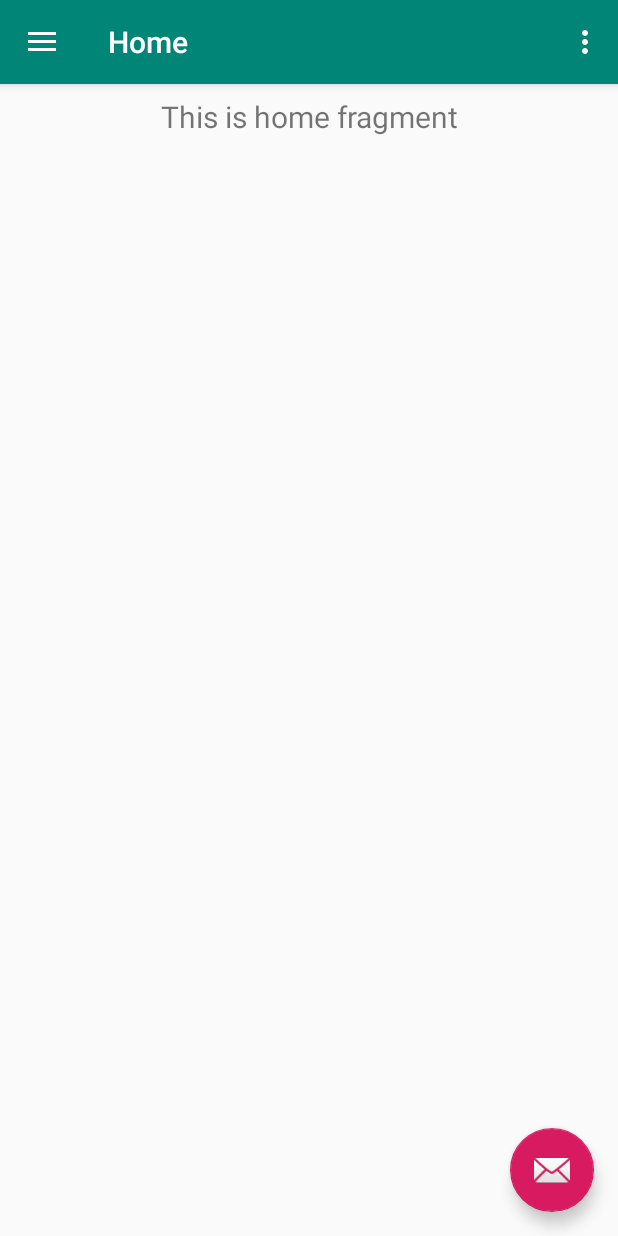
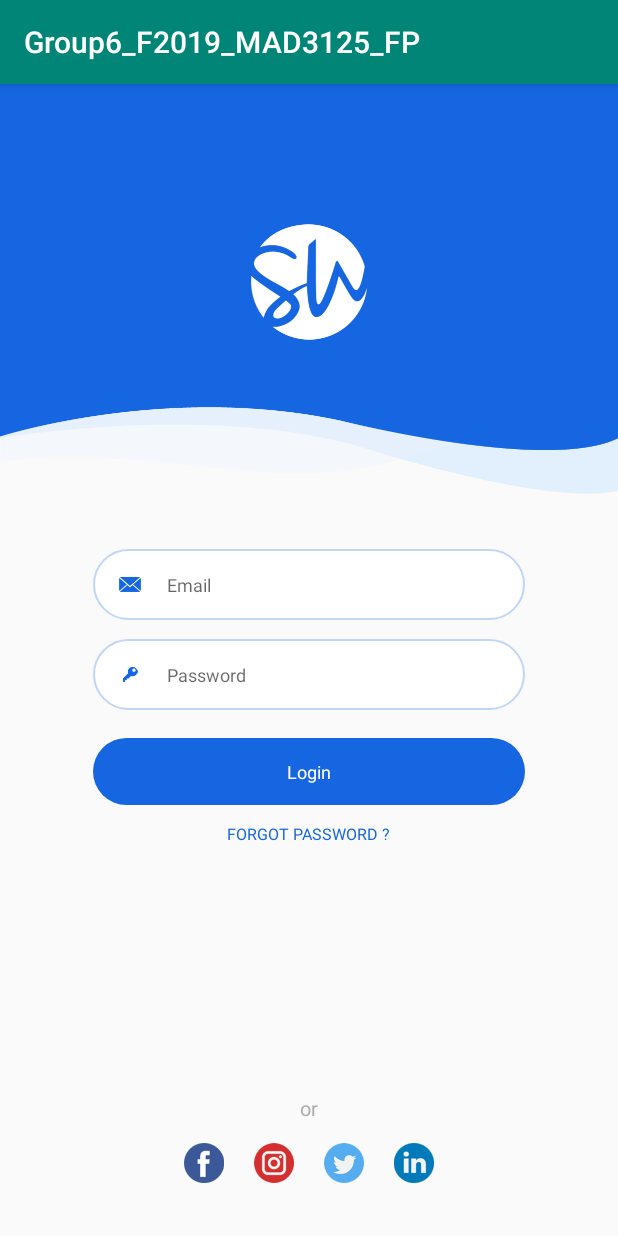
Before and after one commit to kuldeepbamrah/Group6_F2019_MAD3125_FP, an Android app: the screen it shows after launch (MainActivity before the commit, LoginActivity after it), on a phone screen of 412 x 824 dp. Run offline under Robolectric (Android 15) with nearby library versions, the phone set to English and light mode, and no system bars; 3 statements that could not run were skipped.

Commit message:
login done

```diff
--- a/app/src/main/AndroidManifest.xml
+++ b/app/src/main/AndroidManifest.xml
@@ -9,17 +9,19 @@
         android:roundIcon="@mipmap/ic_launcher_round"
         android:supportsRtl="true"
         android:theme="@style/AppTheme">
-        <activity android:name=".Activities.LogInActivity"></activity>
-        <activity
-            android:name=".Activities.MainActivity"
-            android:label="@string/app_name"
-            android:theme="@style/AppTheme.NoActionBar">
+        <activity android:name=".Activities.LoginActivity">
             <intent-filter>
                 <action android:name="android.intent.action.MAIN" />
 
                 <category android:name="android.intent.category.LAUNCHER" />
             </intent-filter>
         </activity>
+        <activity
+            android:name=".Activities.MainActivity"
+            android:label="@string/app_name"
+            android:theme="@style/AppTheme.NoActionBar">
+
+        </activity>
     </application>
 
 </manifest>
--- /dev/null
+++ b/app/src/main/java/com/example/group6_f2019_mad3125_fp/Activities/LoginActivity.java
@@ -0,0 +1,40 @@
+package com.example.group6_f2019_mad3125_fp.Activities;
+
+import androidx.appcompat.app.AppCompatActivity;
+
+import android.content.Intent;
+import android.os.Bundle;
+import android.view.View;
+import android.widget.EditText;
+import android.widget.TextView;
+
+import com.example.group6_f2019_mad3125_fp.R;
+
+public class LoginActivity extends AppCompatActivity {
+
+    TextView login;
+    EditText username,pass;
+
+    @Override
+    protected void onCreate(Bundle savedInstanceState) {
+        super.onCreate(savedInstanceState);
+        setContentView (R.layout.activity_login);
+
+        login = findViewById(R.id.login);
+        username = findViewById(R.id.username_input);
+        pass = findViewById(R.id.pass);
+
+        pass.setOnClickListener(new View.OnClickListener() {
+            @Override
+            public void onClick(View v) {
+                if(username.getText().toString().equals("user@employee.com") && pass.getText().toString().equals("s3cr3t"))
+                {
+                    Intent intent = new Intent(LoginActivity.this,MainActivity.class);
+                    startActivity(intent);
+                }
+            }
+        });
+
+
+    }
+}
--- a/app/src/main/java/com/example/group6_f2019_mad3125_fp/Activities/MainActivity.java
+++ b/app/src/main/java/com/example/group6_f2019_mad3125_fp/Activities/MainActivity.java
@@ -38,12 +38,6 @@ public class MainActivity extends AppCompatActivity {
     String json = new String();
     String temps;
     List<Employee> myarraylist;
-
-
-
-
-
-
 
     @Override
     protected void onCreate(Bundle savedInstanceState) {
--- /dev/null
+++ b/app/src/main/res/drawable-v24/blue_border_rounded_cornwe.xml
@@ -0,0 +1,6 @@
+<?xml version="1.0" encoding="utf-8"?>
+<shape xmlns:android="http://schemas.android.com/apk/res/android" android:shape="rectangle">
+<solid android:color="#FFFFFF"/>
+<stroke android:color="#c0d6f7" android:width="1.3dp"/>
+<corners android:radius="23dp"/>
+</shape>
--- /dev/null
+++ b/app/src/main/res/drawable-v24/blue_fill__rounded_color.xml
@@ -0,0 +1,5 @@
+<?xml version="1.0" encoding="utf-8"?>
+<shape xmlns:android="http://schemas.android.com/apk/res/android" android:shape="rectangle">
+<solid android:color="#1566e0"/>
+<corners android:radius="23dp"/>
+</shape>
--- /dev/null
+++ b/app/src/main/res/drawable-v24/cursor_color.xml
@@ -0,0 +1,5 @@
+<?xml version="1.0" encoding="utf-8"?>
+<shape xmlns:android="http://schemas.android.com/apk/res/android" >
+    <size android:width="2dp" />
+    <solid android:color="#1ea5ff"  />
+</shape>
--- /dev/null
+++ b/app/src/main/res/layout/activity_login.xml
@@ -0,0 +1,204 @@
+<?xml version="1.0" encoding="utf-8"?>
+<RelativeLayout xmlns:android="http://schemas.android.com/apk/res/android"
+    xmlns:app="http://schemas.android.com/apk/res-auto"
+    xmlns:tools="http://schemas.android.com/tools"
+    android:layout_width="match_parent"
+    android:layout_height="match_parent"
+    tools:context=".Activities.LoginActivity">
+
+
+    <LinearLayout
+        android:layout_width="match_parent"
+        android:layout_height="wrap_content"
+        android:orientation="vertical">
+
+
+        <FrameLayout
+            android:layout_width="match_parent"
+            android:layout_height="273dp"
+            android:background="@drawable/blue_bg">
+
+            <ImageView
+                android:layout_width="77dp"
+                android:layout_height="77dp"
+                android:layout_marginTop="93dp"
+                android:layout_gravity="center_horizontal"
+                android:src="@drawable/logo"/>
+
+        </FrameLayout>
+
+
+        <RelativeLayout
+            android:layout_width="wrap_content"
+            android:layout_height="wrap_content"
+            android:layout_marginLeft="62dp"
+            android:layout_marginRight="62dp"
+            android:layout_marginTop="36.7dp"
+            android:background="@drawable/blue_border_rounded_cornwe">
+
+            <!-- INPUT -->
+            <androidx.appcompat.widget.AppCompatTextView
+                android:id="@+id/username_input"
+                android:layout_toRightOf="@+id/username_icon"
+                android:hint="Email"
+                android:textSize="12sp"
+                android:paddingLeft="17dp"
+                android:paddingTop="15dp"
+                android:paddingBottom="15dp"
+                android:maxLines="1"
+                android:inputType="textEmailAddress"
+                android:textCursorDrawable="@drawable/cursor_color"
+                android:background="@android:color/transparent"
+                android:layout_width="match_parent"
+                android:layout_height="wrap_content"
+
+                />
+
+            <!-- ICON -->
+            <ImageView
+                android:id="@+id/username_icon"
+                android:src="@drawable/email"
+                android:layout_width="14.7dp"
+                android:layout_height="10.3dp"
+                android:layout_marginLeft="17dp"
+                android:layout_centerVertical="true"
+                />
+
+        </RelativeLayout>
+
+
+        <RelativeLayout
+            android:layout_width="wrap_content"
+            android:layout_height="wrap_content"
+            android:layout_marginLeft="62dp"
+            android:layout_marginRight="62dp"
+            android:layout_marginTop="12.7dp"
+            android:background="@drawable/blue_border_rounded_cornwe">
+
+            <!-- INPUT -->
+            <androidx.appcompat.widget.AppCompatTextView
+                android:id="@+id/pass"
+                android:layout_toRightOf="@+id/icon"
+                android:hint="Password"
+                android:textSize="12sp"
+                android:paddingLeft="17dp"
+                android:paddingTop="15dp"
+                android:maxLines="1"
+                android:inputType="textPassword"
+                android:paddingBottom="15dp"
+                android:maxLength="10"
+                android:textCursorDrawable="@drawable/cursor_color"
+                android:background="@android:color/transparent"
+                android:layout_width="match_parent"
+                android:layout_height="wrap_content"/>
+
+            <!-- ICON -->
+            <ImageView
+                android:id="@+id/icon"
+                android:src="@drawable/password"
+                android:layout_width="14.7dp"
+                android:layout_height="10.3dp"
+                android:layout_marginLeft="17dp"
+                android:layout_centerVertical="true"
+                />
+
+        </RelativeLayout>
+
+
+        <androidx.appcompat.widget.AppCompatTextView
+            android:layout_width="match_parent"
+            android:layout_height="wrap_content"
+            android:textSize="12sp"
+            android:textColor="#ffffff"
+            android:layout_gravity="center"
+            android:gravity="center"
+            android:paddingTop="14dp"
+            android:paddingBottom="14dp"
+            android:layout_marginLeft="62dp"
+            android:layout_marginRight="62dp"
+            android:layout_marginTop="18.7dp"
+            android:text="Login"
+            android:background="@drawable/blue_fill__rounded_color"
+            android:id="@+id/login"
+            />
+
+        <androidx.appcompat.widget.AppCompatTextView
+            android:layout_width="wrap_content"
+            android:layout_height="wrap_content"
+            android:textSize="10.5sp"
+            android:textColor="#1566e0"
+            android:layout_marginTop="12dp"
+            android:layout_gravity="center"
+            android:text="FORGOT PASSWORD ?"
+            />
+
+
+
+    </LinearLayout>
+
+
+
+
+    <LinearLayout
+        android:layout_width="match_parent"
+        android:layout_height="wrap_content"
+        android:layout_alignParentBottom="true"
+        android:orientation="vertical">
+
+        <LinearLayout
+            android:layout_width="match_parent"
+            android:layout_height="wrap_content"
+            android:gravity="center"
+            android:layout_marginBottom="13.7dp"
+            android:orientation="horizontal">
+
+
+            <androidx.appcompat.widget.AppCompatTextView
+                android:layout_width="wrap_content"
+                android:layout_height="wrap_content"
+                android:textSize="13.3sp"
+                android:textColor="#aeaeae"
+                android:gravity="center_horizontal"
+                android:text="or"
+                />
+
+
+        </LinearLayout>
+
+        <LinearLayout
+            android:layout_width="match_parent"
+            android:layout_height="wrap_content"
+            android:gravity="center"
+            android:layout_marginBottom="35dp"
+            android:orientation="horizontal">
+
+            <ImageView
+                android:layout_width="26.7dp"
+                android:layout_height="26.7dp"
+                android:src="@drawable/fb"/>
+
+            <ImageView
+                android:layout_width="26.7dp"
+                android:layout_height="26.7dp"
+                android:layout_marginRight="20dp"
+                android:layout_marginLeft="20dp"
+                android:src="@drawable/instagram"/>
+
+            <ImageView
+                android:layout_width="26.7dp"
+                android:layout_height="26.7dp"
+                android:layout_marginRight="20dp"
+                android:src="@drawable/twitter"/>
+
+            <ImageView
+                android:layout_width="26.7dp"
+                android:layout_height="26.7dp"
+                android:src="@drawable/linkedin"/>
+
+        </LinearLayout>
+
+
+
+    </LinearLayout>
+
+</RelativeLayout>
```
Also changed, not shown: app/src/main/res/drawable-v24/blue_bg.png (added), app/src/main/res/drawable-v24/email.png (added), app/src/main/res/drawable-v24/fb.png (added), app/src/main/res/drawable-v24/instagram.png (added), app/src/main/res/drawable-v24/linkedin.png (added), app/src/main/res/drawable-v24/logo.png (added), app/src/main/res/drawable-v24/password.png (added), app/src/main/res/drawable-v24/twitter.png (added).
